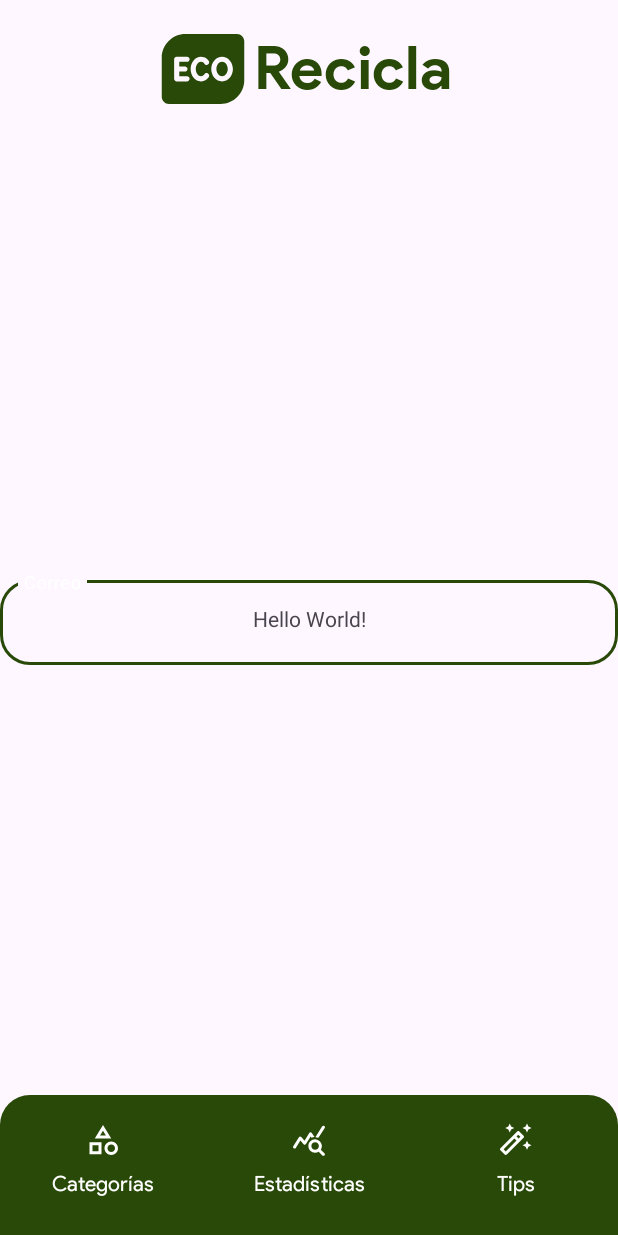
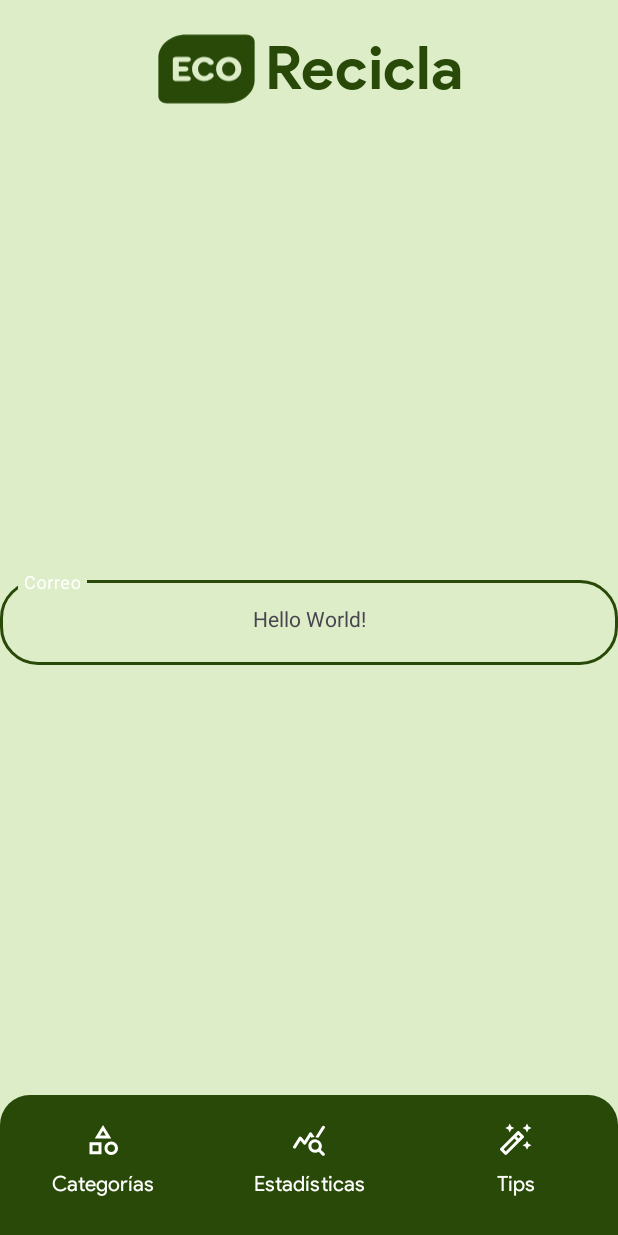
Before and after one commit to AndresFDev/EcoRecicla, an Android app: the screen it shows after launch (MainActivity), on a phone screen of 412 x 824 dp. Run offline under Robolectric (Android 15) with nearby library versions, the light colour scheme and no system bars.

Commit message:
second update

```diff
--- a/app/src/main/res/drawable/ic_appv2.xml
+++ b/app/src/main/res/drawable/ic_appv2.xml
@@ -1,5 +1,5 @@
 <vector xmlns:android="http://schemas.android.com/apk/res/android"
-    android:width="48dp"
+    android:width="57dp"
     android:height="48dp"
     android:viewportWidth="48"
     android:viewportHeight="48">
--- a/app/src/main/res/layout/app_logo.xml
+++ b/app/src/main/res/layout/app_logo.xml
@@ -7,7 +7,7 @@
 
     <com.google.android.material.imageview.ShapeableImageView
         android:id="@+id/ivLogo"
-        android:layout_width="60dp"
+        android:layout_width="70dp"
         android:layout_height="60dp"
         android:src="@drawable/ic_appv2"
         app:layout_constraintBottom_toBottomOf="parent"
--- a/app/src/main/res/values-night/themes.xml
+++ b/app/src/main/res/values-night/themes.xml
@@ -14,5 +14,6 @@
         <item name="colorSecondaryContainer">@color/colorSecondaryContainer</item>
         <item name="colorOnBackground">@color/colorPrimaryDark</item>
         <item name="colorOutline">@color/white</item>
+        <item name="android:colorBackground">@color/colorPrimaryDark</item>
     </style>
 </resources>
--- a/app/src/main/res/values/colors.xml
+++ b/app/src/main/res/values/colors.xml
@@ -4,11 +4,11 @@
     <color name="white">#FFFFFFFF</color>
     <color name="colorPrimary">#284907</color>
     <color name="colorOnPrimary">#FFFFFF</color>
-    <color name="colorPrimaryContainer">#C8E6C9</color>
-    <color name="colorSecondary">#D2F3BA</color>
-    <color name="colorOnSecondary">#284907</color>
+    <color name="colorPrimaryContainer">#BBD897</color>
+    <color name="colorSecondary">#9FC96C</color>
+    <color name="colorOnSecondary">#36550F</color>
     <color name="colorSecondaryContainer">#C8E6C9</color>
-    <color name="colorBackground">#E8F5E9</color>
+    <color name="colorBackground">#DCEDC8</color>
     <color name="colorPrimaryDark">#0D4A07</color>
     <color name="colorError">#FF0000</color>
 
--- a/app/src/main/res/values/themes.xml
+++ b/app/src/main/res/values/themes.xml
@@ -14,6 +14,7 @@
         <item name="colorSecondaryContainer">@color/colorSecondaryContainer</item>
         <item name="colorOnBackground">@color/colorBackground</item>
         <item name="colorOutline">@color/colorPrimary</item>
+        <item name="android:colorBackground">@color/colorBackground</item>
         <item name="textAppearanceTitleMedium">@style/TextAppearance.App.TitleMedium</item>
         <item name="textAppearanceBodySmall">@style/TextAppearance.App.BodySmall</item>
         <item name="shapeAppearanceSmallComponent">@style/ShapeAppearance.App.SmallComponent</item>
@@ -81,7 +82,7 @@
 
     <style name="ShapeAppearance.App.SmallComponent" parent="ShapeAppearance.Material3.SmallComponent">
         <item name="cornerFamily">rounded</item>
-        <item name="cornerSize">20dp</item>
+        <item name="cornerSize">25dp</item>
     </style>
 
 </resources>
```
Also changed, not shown: app/src/main/res/drawable/form_corner_bottom.xml (added, +8 -0 lines).
